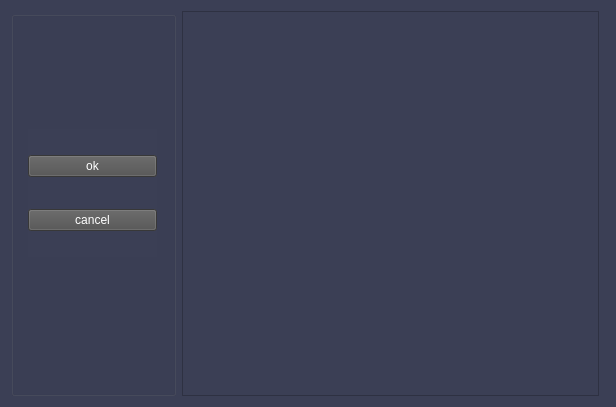
Qt form GUI/SubscribeToDataGUI.ui (spinlockirqsave/qt_tradingclient_1) before a commit.
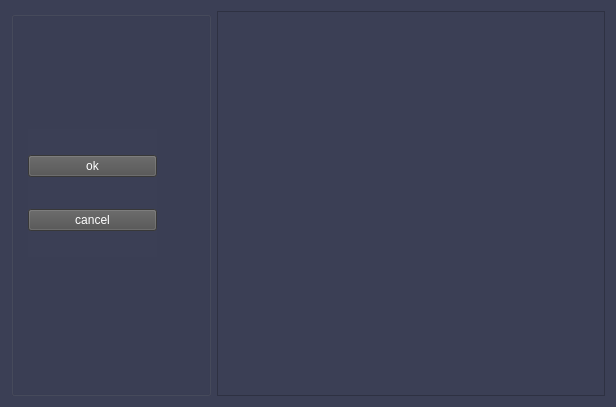
The same form after that commit.

What changed in the file:
```diff
--- a/GUI/SubscribeToDataGUI.ui
+++ b/GUI/SubscribeToDataGUI.ui
@@ -94,21 +94,12 @@
      </widget>
     </widget>
    </item>
-   <item>
-    <widget class="QListView" name="listView">
-     <property name="sizePolicy">
-      <sizepolicy hsizetype="Expanding" vsizetype="Expanding">
-       <horstretch>5</horstretch>
-       <verstretch>5</verstretch>
-      </sizepolicy>
-     </property>
-    </widget>
-   </item>
    <item>
     <widget class="QSplitter" name="splitter">
      <property name="orientation">
       <enum>Qt::Vertical</enum>
      </property>
+     <widget class="QTableView" name="tableView"/>
     </widget>
    </item>
   </layout>
```
